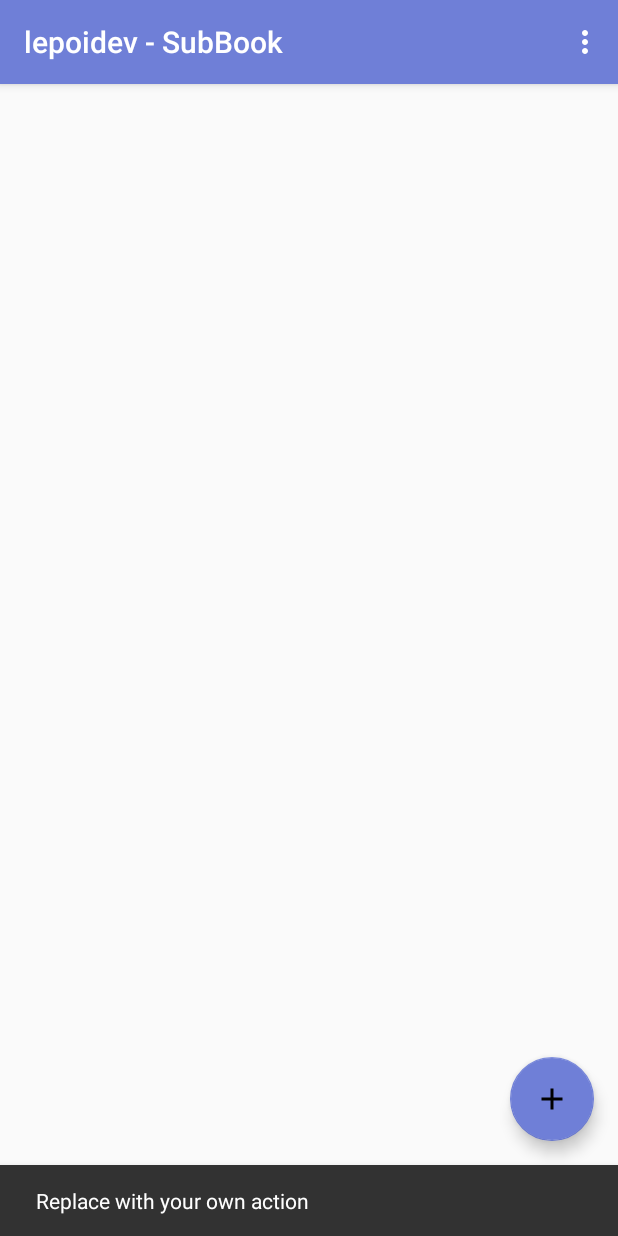
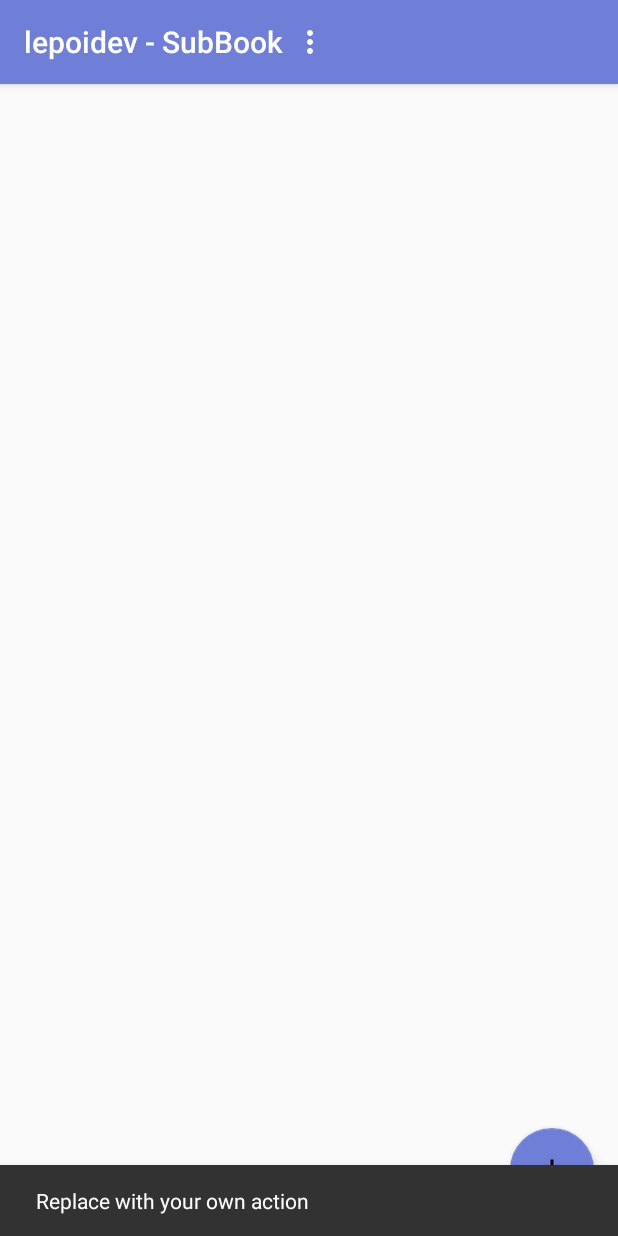
Before and after one commit to lepoidev/lepoidev-SubBook, an Android app: the screen it shows after launch (MainActivity), after a tap on an icon or button, on a phone screen of 412 x 824 dp. Run offline under Robolectric (Android 15) with nearby library versions, the phone set to English and light mode, and no system bars.

Commit message:
contraint modifications

```diff
--- a/app/src/main/java/com/example/lepoidev_subbook/MainActivity.java
+++ b/app/src/main/java/com/example/lepoidev_subbook/MainActivity.java
@@ -1,5 +1,6 @@
 package com.example.lepoidev_subbook;
 
+import android.annotation.SuppressLint;
 import android.os.Bundle;
 import android.support.design.widget.FloatingActionButton;
 import android.support.design.widget.Snackbar;
@@ -8,17 +9,41 @@ import android.support.v7.widget.Toolbar;
 import android.view.View;
 import android.view.Menu;
 import android.view.MenuItem;
+import android.widget.ArrayAdapter;
+import android.content.Context;
+import android.widget.EditText;
+import android.widget.ListView;
+
+import java.io.BufferedReader;
+import java.io.FileInputStream;
+import java.io.FileNotFoundException;
+import java.io.FileOutputStream;
+import java.io.IOException;
+import java.io.InputStreamReader;
+import java.util.ArrayList;
+import java.util.Date;
 
 public class MainActivity extends AppCompatActivity {
 
+    //class variables
+    private static final String FILENAME = "file.sav";
+    //private EditText bodyText;
+    private ListView oldSubs;
+
+    @SuppressLint("CutPasteId")
     @Override
     protected void onCreate(Bundle savedInstanceState) {
         super.onCreate(savedInstanceState);
         setContentView(R.layout.activity_main);
+
         Toolbar toolbar = (Toolbar) findViewById(R.id.toolbar);
         setSupportActionBar(toolbar);
 
         FloatingActionButton fab = (FloatingActionButton) findViewById(R.id.fab);
+
+        //bodyText = (EditText) findViewById(R.id.bodyText);
+        oldSubs = (ListView) findViewById(R.id.oldSubs);
+
         fab.setOnClickListener(new View.OnClickListener() {
             @Override
             public void onClick(View view) {
@@ -26,6 +51,13 @@ public class MainActivity extends AppCompatActivity {
                         .setAction("Action", null).show();
             }
         });
+    }
+    protected void onStart() {
+        // TODO Auto-generated method stub
+        super.onStart();
+        String[] subs = loadFromFile();
+        ArrayAdapter<String> adapter = new ArrayAdapter<String>(this, R.layout.list_item, subs);
+        oldSubs.setAdapter(adapter);
     }
 
     @Override
@@ -49,4 +81,39 @@ public class MainActivity extends AppCompatActivity {
 
         return super.onOptionsItemSelected(item);
     }
+
+    private String[] loadFromFile() {
+        ArrayList<String> subs = new ArrayList<String>();
+        try {
+            FileInputStream fis = openFileInput(FILENAME);
+            BufferedReader in = new BufferedReader(new InputStreamReader(fis));
+            String line = in.readLine();
+            while (line != null) {
+                subs.add(line);
+                line = in.readLine();
+            }
+
+        } catch (FileNotFoundException e) {
+            // TODO Auto-generated catch block
+            e.printStackTrace();
+        } catch (IOException e) {
+            // TODO Auto-generated catch block
+            e.printStackTrace();
+        }
+        return subs.toArray(new String[subs.size()]);
+    }
+
+    private void saveInFile(String text, Date date) {
+        try {
+            FileOutputStream fos = openFileOutput(FILENAME, Context.MODE_APPEND);
+            fos.write(new String(date.toString() + " | " + text).getBytes());
+            fos.close();
+        } catch (FileNotFoundException e) {
+            // TODO Auto-generated catch block
+            e.printStackTrace();
+        } catch (IOException e) {
+            // TODO Auto-generated catch block
+            e.printStackTrace();
+        }
+    }
 }
--- a/app/src/main/res/layout/activity_main.xml
+++ b/app/src/main/res/layout/activity_main.xml
@@ -1,34 +1,49 @@
 <?xml version="1.0" encoding="utf-8"?>
-<android.support.design.widget.CoordinatorLayout xmlns:android="http://schemas.android.com/apk/res/android"
+<android.support.constraint.ConstraintLayout xmlns:android="http://schemas.android.com/apk/res/android"
     xmlns:app="http://schemas.android.com/apk/res-auto"
     xmlns:tools="http://schemas.android.com/tools"
+    android:id="@+id/coordinatorLayout"
     android:layout_width="match_parent"
     android:layout_height="match_parent"
     tools:context="com.example.lepoidev_subbook.MainActivity">
 
     <android.support.design.widget.AppBarLayout
-        android:layout_width="match_parent"
+        android:id="@+id/appBarLayout"
+        android:layout_width="0dp"
         android:layout_height="wrap_content"
-        android:theme="@style/AppTheme.AppBarOverlay">
+        android:theme="@style/AppTheme.AppBarOverlay"
+        app:layout_constraintEnd_toEndOf="parent"
+        app:layout_constraintStart_toStartOf="parent"
+        app:layout_constraintTop_toTopOf="parent">
 
         <android.support.v7.widget.Toolbar
             android:id="@+id/toolbar"
-            android:layout_width="match_parent"
-            android:layout_height="?attr/actionBarSize"
+            android:layout_width="wrap_content"
+            android:layout_height="wrap_content"
             android:background="?attr/colorPrimary"
             app:popupTheme="@style/AppTheme.PopupOverlay" />
 
     </android.support.design.widget.AppBarLayout>
 
-    <include layout="@layout/content_main" />
+    <include
+        android:id="@+id/include"
+        layout="@layout/content_main"
+        android:layout_width="0dp"
+        android:layout_height="0dp"
+        app:layout_constraintBottom_toBottomOf="parent"
+        app:layout_constraintEnd_toEndOf="parent"
+        app:layout_constraintStart_toStartOf="parent"
+        app:layout_constraintTop_toBottomOf="@+id/appBarLayout" />
 
     <android.support.design.widget.FloatingActionButton
         android:id="@+id/fab"
         android:layout_width="wrap_content"
         android:layout_height="wrap_content"
-        android:layout_gravity="bottom|end"
-        android:layout_margin="@dimen/fab_margin"
+        android:layout_marginBottom="16dp"
+        android:layout_marginEnd="16dp"
         app:backgroundTint="@color/colorPrimary"
+        app:layout_constraintBottom_toBottomOf="parent"
+        app:layout_constraintEnd_toEndOf="parent"
         app:srcCompat="@drawable/ic_plus_black_48dp" />
 
-</android.support.design.widget.CoordinatorLayout>
+</android.support.constraint.ConstraintLayout>
--- a/app/src/main/res/layout/content_main.xml
+++ b/app/src/main/res/layout/content_main.xml
@@ -6,11 +6,33 @@
     android:layout_height="match_parent"
     app:layout_behavior="@string/appbar_scrolling_view_behavior"
     tools:context="com.example.lepoidev_subbook.MainActivity"
+    tools:layout_editor_absoluteY="81dp"
     tools:showIn="@layout/activity_main">
 
     <ListView
-        android:layout_width="368dp"
-        android:layout_height="495dp"
-        tools:layout_editor_absoluteX="8dp"
-        tools:layout_editor_absoluteY="8dp" />
+        android:id="@+id/oldSubs"
+        android:layout_width="0dp"
+        android:layout_height="0dp"
+        android:layout_marginBottom="6dp"
+        android:layout_marginEnd="8dp"
+        android:layout_marginStart="8dp"
+        android:layout_marginTop="6dp"
+        app:layout_constraintBottom_toBottomOf="parent"
+        app:layout_constraintEnd_toEndOf="parent"
+        app:layout_constraintStart_toStartOf="parent"
+        app:layout_constraintTop_toTopOf="parent" />
+
+    <android.support.constraint.Guideline
+        android:id="@+id/guideline"
+        android:layout_width="wrap_content"
+        android:layout_height="wrap_content"
+        android:orientation="vertical"
+        app:layout_constraintGuide_begin="20dp" />
+
+    <android.support.constraint.Guideline
+        android:id="@+id/guideline2"
+        android:layout_width="wrap_content"
+        android:layout_height="wrap_content"
+        android:orientation="horizontal"
+        app:layout_constraintGuide_begin="20dp" />
 </android.support.constraint.ConstraintLayout>
--- /dev/null
+++ b/app/src/main/res/layout/list_item.xml
@@ -0,0 +1,7 @@
+<?xml version="1.0" encoding="utf-8"?>
+<TextView xmlns:android="http://schemas.android.com/apk/res/android"
+    android:layout_width="fill_parent"
+    android:layout_height="fill_parent"
+    android:padding="10dp"
+    android:textSize="16sp" >
+</TextView>
```
